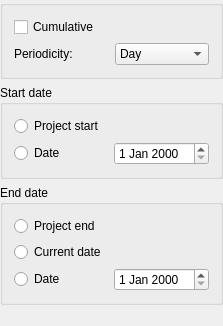
Above: kplato/libs/ui/kptaccountsviewconfigurepanelbase.ui from KDE/calligra before the change. Below: the same form after it.
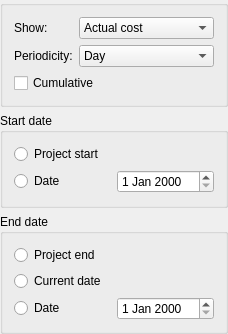
That is the form after the change.

Commit message: Cost breakdown: Add actual cost and deviation, and load/save context.

Patch:
```diff
--- a/kplato/libs/ui/kptaccountsviewconfigurepanelbase.ui
+++ b/kplato/libs/ui/kptaccountsviewconfigurepanelbase.ui
@@ -6,8 +6,8 @@
    <rect>
     <x>0</x>
     <y>0</y>
-    <width>223</width>
-    <height>326</height>
+    <width>225</width>
+    <height>334</height>
    </rect>
   </property>
   <property name="windowTitle" >
@@ -22,17 +22,39 @@
      <property name="title" >
       <string/>
      </property>
-     <layout class="QVBoxLayout" name="verticalLayout" >
-      <item>
-       <widget class="QCheckBox" name="ui_cumulative" >
+     <layout class="QGridLayout" name="gridLayout_3" >
+      <item row="0" column="0" >
+       <widget class="QLabel" name="label" >
         <property name="text" >
-         <string>Cumulative</string>
+         <string>Show:</string>
         </property>
        </widget>
       </item>
+      <item row="0" column="1" >
+       <widget class="QComboBox" name="ui_showBox" >
       <item>
-       <layout class="QHBoxLayout" name="horizontalLayout" >
+         <property name="text" >
+          <string>Actual cost</string>
+         </property>
+        </item>
         <item>
+         <property name="text" >
+          <string>Planned cost</string>
+         </property>
+        </item>
+        <item>
+         <property name="text" >
+          <string>Actual and planned</string>
+         </property>
+        </item>
+        <item>
+         <property name="text" >
+          <string>Deviation</string>
+         </property>
+        </item>
+       </widget>
+      </item>
+      <item row="1" column="0" >
          <widget class="QLabel" name="textLabel1_2" >
           <property name="text" >
            <string>Periodicity:</string>
@@ -42,7 +64,7 @@
           </property>
          </widget>
         </item>
-        <item>
+      <item row="1" column="1" >
          <widget class="QComboBox" name="ui_periodBox" >
           <item>
            <property name="text" >
@@ -61,7 +83,12 @@
           </item>
          </widget>
         </item>
-       </layout>
+      <item row="2" column="0" colspan="2" >
+       <widget class="QCheckBox" name="ui_cumulative" >
+        <property name="text" >
+         <string>Cumulative</string>
+        </property>
+       </widget>
       </item>
      </layout>
     </widget>
@@ -125,19 +152,6 @@
      </layout>
     </widget>
    </item>
-   <item>
-    <spacer name="verticalSpacer" >
-     <property name="orientation" >
-      <enum>Qt::Vertical</enum>
-     </property>
-     <property name="sizeHint" stdset="0" >
-      <size>
-       <width>20</width>
-       <height>40</height>
-      </size>
-     </property>
-    </spacer>
-   </item>
   </layout>
  </widget>
  <layoutdefault spacing="6" margin="11" />
```
Left out of the diff: 3 changed lines with no effect on the pictures. Lines whose indentation alone changed are shown as unchanged. The commit also changes 8 other files.
